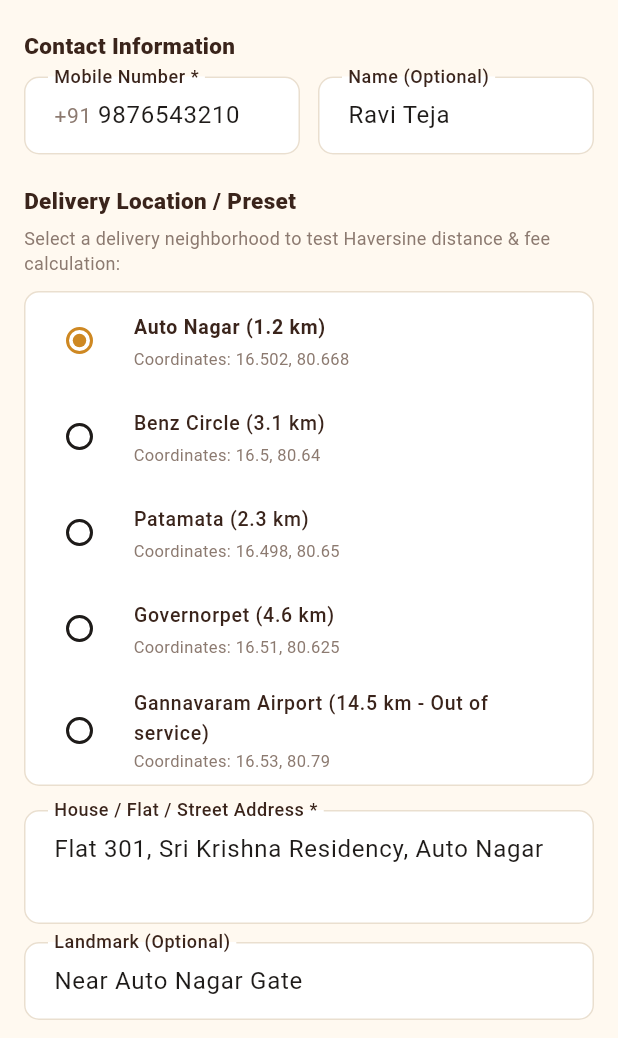
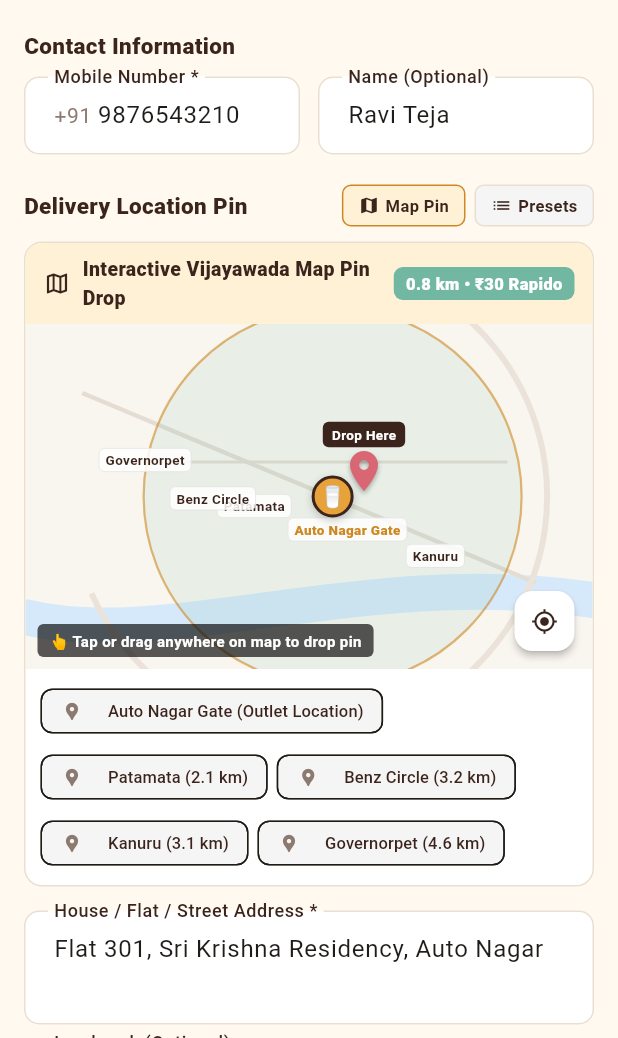
Before and after one commit to dasara-varun/orange, a Flutter app: the AddressQuoteScreen screen opened directly, on a phone screen of 412 x 824 dp, the part 198-1236 px from its top. Run offline on Flutter 3.47's test engine with Material 3 defaults, Android fonts, the light colour scheme and no system bars; missing offline and left inert: serverpod, serverpod_client, serverpod_flutter; statements that could not run were skipped.

Commit message:
feat(map-logistics): add interactive map pin drop, dynamic Rapido quote calculation, and logistics settlement architecture

```diff
--- a/ds_milk_world/ds_milk_world_flutter/lib/screens/address_quote_screen.dart
+++ b/ds_milk_world/ds_milk_world_flutter/lib/screens/address_quote_screen.dart
@@ -3,6 +3,7 @@ import 'package:ds_milk_world_client/ds_milk_world_client.dart';
 import '../theme/app_theme.dart';
 import '../state/cart_state.dart';
 import '../services/api_service.dart';
+import '../widgets/interactive_map_picker.dart';
 import 'checkout_screen.dart';
 
 class AddressQuoteScreen extends StatefulWidget {
@@ -18,6 +19,9 @@ class _AddressQuoteScreenState extends State<AddressQuoteScreen> {
   final _nameController = TextEditingController(text: 'Ravi Teja');
   final _addressController = TextEditingController(text: 'Flat 301, Sri Krishna Residency, Auto Nagar');
   final _landmarkController = TextEditingController(text: 'Near Auto Nagar Gate');
+
+  // Interactive Map Pin toggle
+  bool _useMapPicker = true;
 
   // Pre-configured coordinate presets in Vijayawada for testing & ease of use
   final List<Map<String, dynamic>> _locationPresets = [
@@ -60,6 +64,21 @@ class _AddressQuoteScreenState extends State<AddressQuoteScreen> {
   bool _isLoadingQuote = false;
   DeliveryQuote? _quote;
   bool _isSubmitting = false;
+
+  void _onMapLocationChanged(MapLocation loc) {
+    setState(() {
+      _selectedLat = loc.latitude;
+      _selectedLng = loc.longitude;
+      _quote = DeliveryQuote(
+        serviceable: loc.isServiceable,
+        distanceKm: loc.distanceKm,
+        feePaise: loc.feePaise,
+        message: loc.isServiceable
+            ? 'Serviceable (${loc.distanceKm} km from Auto Nagar • Rapido Parcel)'
+            : 'Delivery location is ${loc.distanceKm} km away. Maximum service radius is 5.0 km.',
+      );
+    });
+  }
 
   @override
   void initState() {
@@ -227,16 +246,67 @@ class _AddressQuoteScreenState extends State<AddressQuoteScreen> {
               ),
               const SizedBox(height: 20),
 
+              Row(
+                mainAxisAlignment: MainAxisAlignment.spaceBetween,
+                children: [
                   const Text(
-                'Delivery Location / Preset',
+                    'Delivery Location Pin',
                     style: TextStyle(fontSize: 15, fontWeight: FontWeight.w800, color: AppTheme.cocoa),
                   ),
-              const SizedBox(height: 6),
-              const Text(
-                'Select a delivery neighborhood to test Haversine distance & fee calculation:',
-                style: TextStyle(fontSize: 12, color: AppTheme.muted),
+                  Row(
+                    mainAxisSize: MainAxisSize.min,
+                    children: [
+                      InkWell(
+                        onTap: () => setState(() => _useMapPicker = true),
+                        borderRadius: BorderRadius.circular(6),
+                        child: Container(
+                          padding: const EdgeInsets.symmetric(horizontal: 10, vertical: 5),
+                          decoration: BoxDecoration(
+                            color: _useMapPicker ? AppTheme.cream : Colors.grey[100],
+                            borderRadius: BorderRadius.circular(6),
+                            border: Border.all(color: _useMapPicker ? AppTheme.saffronDark : AppTheme.border),
+                          ),
+                          child: const Row(
+                            children: [
+                              Icon(Icons.map, size: 14, color: AppTheme.cocoa),
+                              SizedBox(width: 4),
+                              Text('Map Pin', style: TextStyle(fontSize: 11, fontWeight: FontWeight.bold, color: AppTheme.cocoa)),
+                            ],
+                          ),
+                        ),
+                      ),
+                      const SizedBox(width: 6),
+                      InkWell(
+                        onTap: () => setState(() => _useMapPicker = false),
+                        borderRadius: BorderRadius.circular(6),
+                        child: Container(
+                          padding: const EdgeInsets.symmetric(horizontal: 10, vertical: 5),
+                          decoration: BoxDecoration(
+                            color: !_useMapPicker ? AppTheme.cream : Colors.grey[100],
+                            borderRadius: BorderRadius.circular(6),
+                            border: Border.all(color: !_useMapPicker ? AppTheme.saffronDark : AppTheme.border),
+                          ),
+                          child: const Row(
+                            children: [
+                              Icon(Icons.list, size: 14, color: AppTheme.cocoa),
+                              SizedBox(width: 4),
+                              Text('Presets', style: TextStyle(fontSize: 11, fontWeight: FontWeight.bold, color: AppTheme.cocoa)),
+                            ],
+                          ),
+                        ),
+                      ),
+                    ],
+                  ),
+                ],
               ),
               const SizedBox(height: 10),
+              if (_useMapPicker)
+                InteractiveMapPicker(
+                  initialLat: _selectedLat,
+                  initialLng: _selectedLng,
+                  onLocationChanged: _onMapLocationChanged,
+                )
+              else ...[
                 Container(
                   decoration: BoxDecoration(
                     color: Colors.white,
@@ -271,6 +341,7 @@ class _AddressQuoteScreenState extends State<AddressQuoteScreen> {
                     }),
                   ),
                 ),
+              ],
               const SizedBox(height: 16),
 
               TextFormField(
--- /dev/null
+++ b/ds_milk_world/ds_milk_world_flutter/lib/widgets/interactive_map_picker.dart
@@ -0,0 +1,472 @@
+import 'dart:math';
+import 'package:flutter/material.dart';
+import '../theme/app_theme.dart';
+
+class InteractiveMapPicker extends StatefulWidget {
+  final double initialLat;
+  final double initialLng;
+  final ValueChanged<MapLocation> onLocationChanged;
+
+  const InteractiveMapPicker({
+    super.key,
+    required this.initialLat,
+    required this.initialLng,
+    required this.onLocationChanged,
+  });
+
+  @override
+  State<InteractiveMapPicker> createState() => _InteractiveMapPickerState();
+}
+
+class MapLocation {
+  final double latitude;
+  final double longitude;
+  final double distanceKm;
+  final bool isServiceable;
+  final int feePaise;
+  final String nearestLandmark;
+
+  MapLocation({
+    required this.latitude,
+    required this.longitude,
+    required this.distanceKm,
+    required this.isServiceable,
+    required this.feePaise,
+    required this.nearestLandmark,
+  });
+}
+
+class _InteractiveMapPickerState extends State<InteractiveMapPicker> {
+  // Outlet coordinates (Auto Nagar Counter)
+  static const double outletLat = 16.4950;
+  static const double outletLng = 80.6650;
+  static const double maxRadiusKm = 5.0;
+
+  // Geographic bounds for Vijayawada map canvas
+  static const double minLat = 16.4500;
+  static const double maxLat = 16.5400;
+  static const double minLng = 80.6000;
+  static const double maxLng = 80.7200;
+
+  late double _currentLat;
+  late double _currentLng;
+
+  // Landmarks in Vijayawada
+  final List<Map<String, dynamic>> _landmarks = [
+    {'name': 'Auto Nagar Gate', 'lat': 16.4950, 'lng': 80.6650, 'sub': 'Outlet Location'},
+    {'name': 'Patamata', 'lat': 16.4980, 'lng': 80.6500, 'sub': '2.1 km'},
+    {'name': 'Benz Circle', 'lat': 16.5000, 'lng': 80.6400, 'sub': '3.2 km'},
+    {'name': 'Kanuru', 'lat': 16.4850, 'lng': 80.6900, 'sub': '3.1 km'},
+    {'name': 'Governorpet', 'lat': 16.5100, 'lng': 80.6250, 'sub': '4.6 km'},
+  ];
+
+  @override
+  void initState() {
+    super.initState();
+    _currentLat = widget.initialLat;
+    _currentLng = widget.initialLng;
+  }
+
+  double _haversine(double lat1, double lon1, double lat2, double lon2) {
+    const r = 6371.0;
+    final dLat = (lat2 - lat1) * pi / 180.0;
+    final dLon = (lon2 - lon1) * pi / 180.0;
+    final a = sin(dLat / 2) * sin(dLat / 2) +
+        cos(lat1 * pi / 180.0) * cos(lat2 * pi / 180.0) * sin(dLon / 2) * sin(dLon / 2);
+    final c = 2 * atan2(sqrt(a), sqrt(1 - a));
+    return r * c;
+  }
+
+  int _calculateFee(double dist) {
+    if (dist <= 2.0) return 3000;
+    final extra = dist - 2.0;
+    return 3000 + (extra * 1000).ceil();
+  }
+
+  String _findNearestLandmark(double lat, double lng) {
+    String nearest = 'Vijayawada';
+    double minDist = 999.0;
+    for (final lm in _landmarks) {
+      final d = _haversine(lat, lng, lm['lat'] as double, lm['lng'] as double);
+      if (d < minDist) {
+        minDist = d;
+        nearest = '${lm['name']} (${d.toStringAsFixed(1)} km)';
+      }
+    }
+    return nearest;
+  }
+
+  void _updatePosition(double lat, double lng) {
+    // Clamp to map bounds
+    final clampedLat = lat.clamp(minLat, maxLat);
+    final clampedLng = lng.clamp(minLng, maxLng);
+
+    setState(() {
+      _currentLat = clampedLat;
+      _currentLng = clampedLng;
+    });
+
+    final dist = _haversine(outletLat, outletLng, clampedLat, clampedLng);
+    final serviceable = dist <= maxRadiusKm;
+    final fee = serviceable ? _calculateFee(dist) : 0;
+    final landmark = _findNearestLandmark(clampedLat, clampedLng);
+
+    widget.onLocationChanged(MapLocation(
+      latitude: double.parse(clampedLat.toStringAsFixed(4)),
+      longitude: double.parse(clampedLng.toStringAsFixed(4)),
+      distanceKm: double.parse(dist.toStringAsFixed(2)),
+      isServiceable: serviceable,
+      feePaise: fee,
+      nearestLandmark: landmark,
+    ));
+  }
+
+  @override
+  Widget build(BuildContext context) {
+    final dist = _haversine(outletLat, outletLng, _currentLat, _currentLng);
+    final isServiceable = dist <= maxRadiusKm;
+    final fee = isServiceable ? _calculateFee(dist) : 0;
+
+    return Container(
+      decoration: BoxDecoration(
+        color: Colors.white,
+        borderRadius: BorderRadius.circular(12),
+        border: Border.all(color: AppTheme.border),
+      ),
+      child: Column(
+        crossAxisAlignment: CrossAxisAlignment.start,
+        children: [
+          // Header info bar
+          Container(
+            padding: const EdgeInsets.symmetric(horizontal: 12, vertical: 8),
+            decoration: const BoxDecoration(
+              color: AppTheme.cream,
+              borderRadius: BorderRadius.vertical(top: Radius.circular(11)),
+            ),
+            child: Row(
+              children: [
+                const Icon(Icons.map_outlined, size: 18, color: AppTheme.cocoa),
+                const SizedBox(width: 8),
+                const Expanded(
+                  child: Text(
+                    'Interactive Vijayawada Map Pin Drop',
+                    style: TextStyle(fontSize: 13, fontWeight: FontWeight.w800, color: AppTheme.cocoa),
+                  ),
+                ),
+                Container(
+                  padding: const EdgeInsets.symmetric(horizontal: 8, vertical: 3),
+                  decoration: BoxDecoration(
+                    color: isServiceable ? AppTheme.mint : AppTheme.error,
+                    borderRadius: BorderRadius.circular(6),
+                  ),
+                  child: Text(
+                    isServiceable ? '${dist.toStringAsFixed(1)} km • ₹${fee ~/ 100} Rapido' : 'Out of 5 km Range',
+                    style: const TextStyle(fontSize: 11, fontWeight: FontWeight.w800, color: Colors.white),
+                  ),
+                ),
+              ],
+            ),
+          ),
+
+          // Map Canvas
+          ClipRRect(
+            child: SizedBox(
+              height: 230,
+              child: LayoutBuilder(
+                builder: (context, constraints) {
+                  final w = constraints.maxWidth;
+                  const h = 230.0;
+
+                  // Convert Lat/Lng to pixel X/Y
+                  double toX(double lng) => ((lng - minLng) / (maxLng - minLng)) * w;
+                  double toY(double lat) => (1.0 - (lat - minLat) / (maxLat - minLat)) * h;
+
+                  // Convert pixel X/Y back to Lat/Lng
+                  double toLng(double x) => minLng + (x / w) * (maxLng - minLng);
+                  double toLat(double y) => maxLat - (y / h) * (maxLat - minLat);
+
+                  final pinX = toX(_currentLng);
+                  final pinY = toY(_currentLat);
+                  final outletX = toX(outletLng);
+                  final outletY = toY(outletLat);
+
+                  return GestureDetector(
+                    onTapDown: (details) {
+                      final lat = toLat(details.localPosition.dy);
+                      final lng = toLng(details.localPosition.dx);
+                      _updatePosition(lat, lng);
+                    },
+                    onPanUpdate: (details) {
+                      final lat = toLat(details.localPosition.dy);
+                      final lng = toLng(details.localPosition.dx);
+                      _updatePosition(lat, lng);
+                    },
+                    child: Stack(
+                      children: [
+                        // Custom Painted Map Background (Waterways, Roads, 5km circle)
+                        CustomPaint(
+                          size: Size(w, h),
+                          painter: _VijayawadaMapPainter(
+                            outletX: outletX,
+                            outletY: outletY,
+                            radiusPixels: (maxRadiusKm / 6.0) * (w / 2.5),
+                          ),
+                        ),
+
+                        // Landmark labels
+                        ..._landmarks.map((lm) {
+                          final lx = toX(lm['lng'] as double);
+                          final ly = toY(lm['lat'] as double);
+                          final isOutlet = lm['name'] == 'Auto Nagar Gate';
+                          return Positioned(
+                            left: lx - 30,
+                            top: ly + (isOutlet ? 14 : 6),
+                            child: IgnorePointer(
+                              child: Container(
+                                padding: const EdgeInsets.symmetric(horizontal: 4, vertical: 1),
+                                decoration: BoxDecoration(
+                                  color: Colors.white.withValues(alpha: 0.85),
+                                  borderRadius: BorderRadius.circular(4),
+                                  border: Border.all(color: Colors.grey.withValues(alpha: 0.3), width: 0.5),
+                                ),
+                                child: Text(
+                                  lm['name'] as String,
+                                  style: TextStyle(
+                                    fontSize: 9,
+                                    fontWeight: isOutlet ? FontWeight.w800 : FontWeight.w600,
+                                    color: isOutlet ? AppTheme.saffronDark : AppTheme.cocoa,
+                                  ),
+                                ),
+                              ),
+                            ),
+                          );
+                        }),
+
+                        // Outlet Location Pin (Auto Nagar)
+                        Positioned(
+                          left: outletX - 14,
+                          top: outletY - 14,
+                          child: IgnorePointer(
+                            child: Container(
+                              width: 28,
+                              height: 28,
+                              decoration: BoxDecoration(
+                                color: AppTheme.saffron,
+                                shape: BoxShape.circle,
+                                border: Border.all(color: AppTheme.cocoa, width: 2),
+                                boxShadow: [
+                                  BoxShadow(
+                                    color: Colors.black.withValues(alpha: 0.2),
+                                    blurRadius: 4,
+                                    offset: const Offset(0, 2),
+                                  ),
+                                ],
+                              ),
+                              child: const Center(
+                                child: Text('🥛', style: TextStyle(fontSize: 14)),
+                              ),
+                            ),
+                          ),
+                        ),
+
+                        // User Selected Delivery Pin (Draggable)
+                        Positioned(
+                          left: pinX - 16,
+                          top: pinY - 32,
+                          child: IgnorePointer(
+                            child: Column(
+                              mainAxisSize: MainAxisSize.min,
+                              children: [
+                                Container(
+                                  padding: const EdgeInsets.symmetric(horizontal: 6, vertical: 2),
+                                  decoration: BoxDecoration(
+                                    color: isServiceable ? AppTheme.cocoa : AppTheme.error,
+                                    borderRadius: BorderRadius.circular(4),
+                                  ),
+                                  child: Text(
+                                    isServiceable ? 'Drop Here' : 'Out of range',
+                                    style: const TextStyle(color: Colors.white, fontSize: 9, fontWeight: FontWeight.bold),
+                                  ),
+                                ),
+                                Icon(
+                                  Icons.location_on,
+                                  color: isServiceable ? AppTheme.rose : AppTheme.error,
+                                  size: 32,
+                                  shadows: [
+                                    Shadow(
+                                      color: Colors.black.withValues(alpha: 0.3),
+                                      blurRadius: 4,
+                                      offset: const Offset(0, 2),
+                                    ),
+                                  ],
+                                ),
+                              ],
+                            ),
+                          ),
+                        ),
+
+                        // Map hint overlay
+                        Positioned(
+                          left: 8,
+                          bottom: 8,
+                          child: Container(
+                            padding: const EdgeInsets.symmetric(horizontal: 8, vertical: 4),
+                            decoration: BoxDecoration(
+                              color: Colors.black.withValues(alpha: 0.65),
+                              borderRadius: BorderRadius.circular(4),
+                            ),
+                            child: const Text(
+                              '👆 Tap or drag anywhere on map to drop pin',
+                              style: TextStyle(color: Colors.white, fontSize: 10, fontWeight: FontWeight.w600),
+                            ),
+                          ),
+                        ),
+
+                        // Reset to Outlet GPS Button
+                        Positioned(
+                          right: 8,
+                          bottom: 8,
+                          child: FloatingActionButton.small(
+                            heroTag: 'map_locate_btn',
+                            backgroundColor: Colors.white,
+                            foregroundColor: AppTheme.cocoa,
+                            elevation: 2,
+                            tooltip: 'Center on Auto Nagar',
+                            onPressed: () => _updatePosition(16.5020, 80.6680),
+                            child: const Icon(Icons.my_location, size: 18),
+                          ),
+                        ),
+                      ],
+                    ),
+                  );
+                },
+              ),
+            ),
+          ),
+
+          // Quick Landmark Selector Chips
+          Padding(
+            padding: const EdgeInsets.fromLTRB(10, 8, 10, 8),
+            child: Wrap(
+              spacing: 6,
+              runSpacing: 4,
+              children: _landmarks.map((lm) {
+                final lat = lm['lat'] as double;
+                final lng = lm['lng'] as double;
+                final isSelected = (_haversine(lat, lng, _currentLat, _currentLng) < 0.3);
+                return ActionChip(
+                  avatar: Icon(
+                    isSelected ? Icons.check_circle : Icons.location_pin,
+                    size: 14,
+                    color: isSelected ? AppTheme.saffronDark : AppTheme.muted,
+                  ),
+                  label: Text(
+                    '${lm['name']} (${lm['sub']})',
+                    style: TextStyle(
+                      fontSize: 11,
+                      fontWeight: isSelected ? FontWeight.w700 : FontWeight.w500,
+                      color: isSelected ? AppTheme.cocoa : AppTheme.cocoa,
+                    ),
+                  ),
+                  backgroundColor: isSelected ? AppTheme.cream : Colors.grey[100],
+                  padding: const EdgeInsets.symmetric(horizontal: 4),
+                  visualDensity: VisualDensity.compact,
+                  onPressed: () => _updatePosition(lat, lng),
+                );
+              }).toList(),
+            ),
+          ),
+        ],
+      ),
+    );
+  }
+}
+
+class _VijayawadaMapPainter extends CustomPainter {
+  final double outletX;
+  final double outletY;
+  final double radiusPixels;
+
+  _VijayawadaMapPainter({
+    required this.outletX,
+    required this.outletY,
+    required this.radiusPixels,
+  });
+
+  @override
+  void paint(Canvas canvas, Size size) {
+    // 1. Background terrain (soft warm parchment)
+    final bgPaint = Paint()..color = const Color(0xFFF9F6F0);
+    canvas.drawRect(Rect.fromLTWH(0, 0, size.width, size.height), bgPaint);
+
+    // 2. Krishna River (light blue curve across south-west)
+    final riverPaint = Paint()
+      ..color = const Color(0xFFD6E9FA)
+      ..style = PaintingStyle.stroke
+      ..strokeWidth = 24
+      ..strokeCap = StrokeCap.round;
+
+    final riverPath = Path()
+      ..moveTo(0, size.height * 0.85)
+      ..cubicTo(
+        size.width * 0.25, size.height * 0.95,
+        size.width * 0.6, size.height * 0.70,
+        size.width, size.height * 0.80,
+      );
+    canvas.drawPath(riverPath, riverPaint);
+
+    // 3. Grid road network (Bandar Road, MG Road, Ring Road)
+    final roadPaint = Paint()
+      ..color = const Color(0xFFE5DDD3)
+      ..style = PaintingStyle.stroke
+      ..strokeWidth = 3;
+
+    // Bandar Road (diagonal NW to SE)
+    canvas.drawLine(
+      Offset(size.width * 0.1, size.height * 0.2),
+      Offset(size.width * 0.9, size.height * 0.75),
+      roadPaint,
+    );
+
+    // MG Road
+    canvas.drawLine(
+      Offset(size.width * 0.15, size.height * 0.4),
+      Offset(size.width * 0.85, size.height * 0.4),
+      roadPaint..strokeWidth = 2,
+    );
+
+    // Ring Road curve
+    final ringPaint = Paint()
+      ..color = const Color(0xFFEBE3D9)
+      ..style = PaintingStyle.stroke
+      ..strokeWidth = 4;
+    canvas.drawArc(
+      Rect.fromCircle(center: Offset(size.width * 0.5, size.height * 0.5), radius: size.width * 0.42),
+      -pi / 3,
+      pi * 1.2,
+      false,
+      ringPaint,
+    );
+
+    // 4. 5.0 km Service Radius Circle
+    // Soft transparent fill
+    final radiusFillPaint = Paint()
+      ..color = const Color(0xFF72B7A1).withValues(alpha: 0.12)
+      ..style = PaintingStyle.fill;
+    canvas.drawCircle(Offset(outletX, outletY), radiusPixels, radiusFillPaint);
+
+    // Dashed / solid boundary border
+    final radiusBorderPaint = Paint()
+      ..color = const Color(0xFFCE8822).withValues(alpha: 0.6)
+      ..style = PaintingStyle.stroke
+      ..strokeWidth = 1.5;
+    canvas.drawCircle(Offset(outletX, outletY), radiusPixels, radiusBorderPaint);
+  }
+
+  @override
+  bool shouldRepaint(covariant _VijayawadaMapPainter oldDelegate) {
+    return oldDelegate.outletX != outletX ||
+        oldDelegate.outletY != outletY ||
+        oldDelegate.radiusPixels != radiusPixels;
+  }
+}
```
Also changed, not shown: 1 other file. Lines whose indentation alone changed are shown as unchanged.
